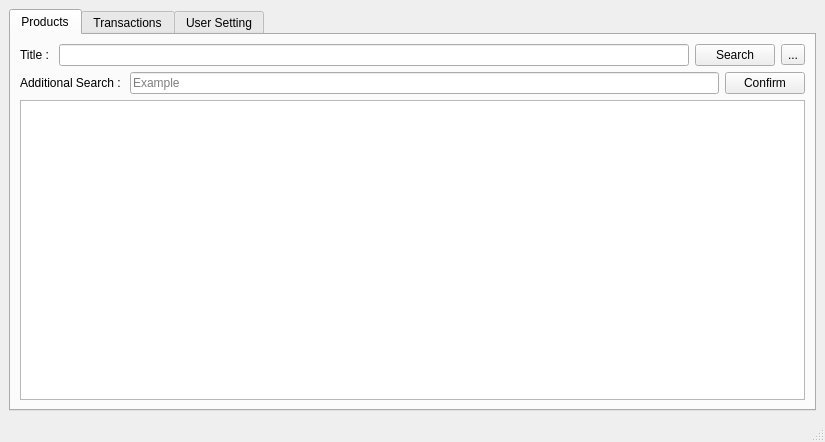
The window that AP/client_ui.ui (AP-projects-4001/Guys) describes before a commit, drawn with Qt 5.
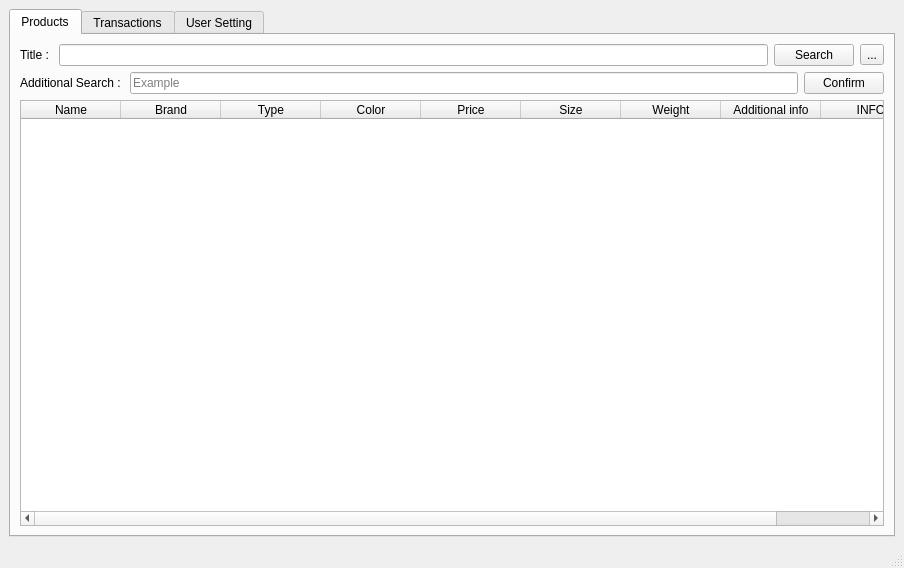
The same window after the commit. The open tabs and pages were chosen to show the change.

Commit message: Add show and buy product Ui for Client

Diff of the .ui file:
```diff
--- a/AP/client_ui.ui
+++ b/AP/client_ui.ui
@@ -6,8 +6,8 @@
    <rect>
     <x>0</x>
     <y>0</y>
-    <width>825</width>
-    <height>442</height>
+    <width>904</width>
+    <height>568</height>
    </rect>
   </property>
   <property name="windowTitle">
@@ -82,7 +82,53 @@
          </layout>
         </item>
         <item row="2" column="0">
-         <widget class="QTableWidget" name="tableWidget"/>
+         <widget class="QTableWidget" name="show_table">
+          <column>
+           <property name="text">
+            <string>Name</string>
+           </property>
+          </column>
+          <column>
+           <property name="text">
+            <string>Brand</string>
+           </property>
+          </column>
+          <column>
+           <property name="text">
+            <string>Type</string>
+           </property>
+          </column>
+          <column>
+           <property name="text">
+            <string>Color</string>
+           </property>
+          </column>
+          <column>
+           <property name="text">
+            <string>Price</string>
+           </property>
+          </column>
+          <column>
+           <property name="text">
+            <string>Size</string>
+           </property>
+          </column>
+          <column>
+           <property name="text">
+            <string>Weight</string>
+           </property>
+          </column>
+          <column>
+           <property name="text">
+            <string>Additional info</string>
+           </property>
+          </column>
+          <column>
+           <property name="text">
+            <string>INFO</string>
+           </property>
+          </column>
+         </widget>
         </item>
        </layout>
       </widget>
```
Left out of the diff: 2 changed lines with no effect on the pictures. The commit also changes 15 other files.
